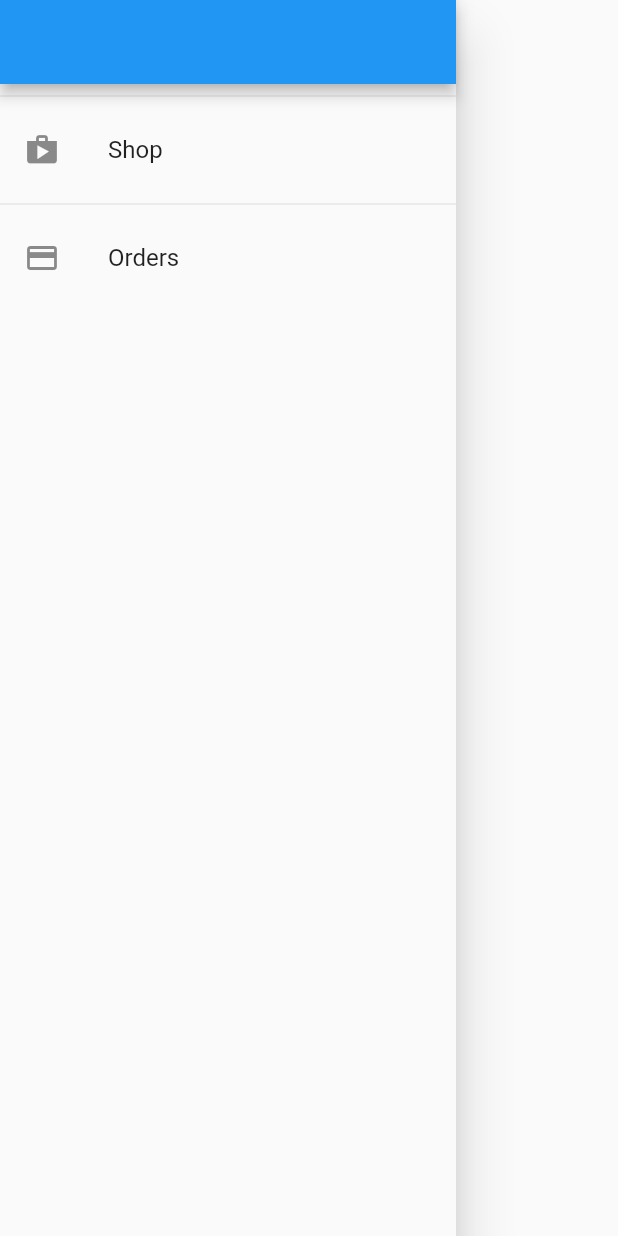
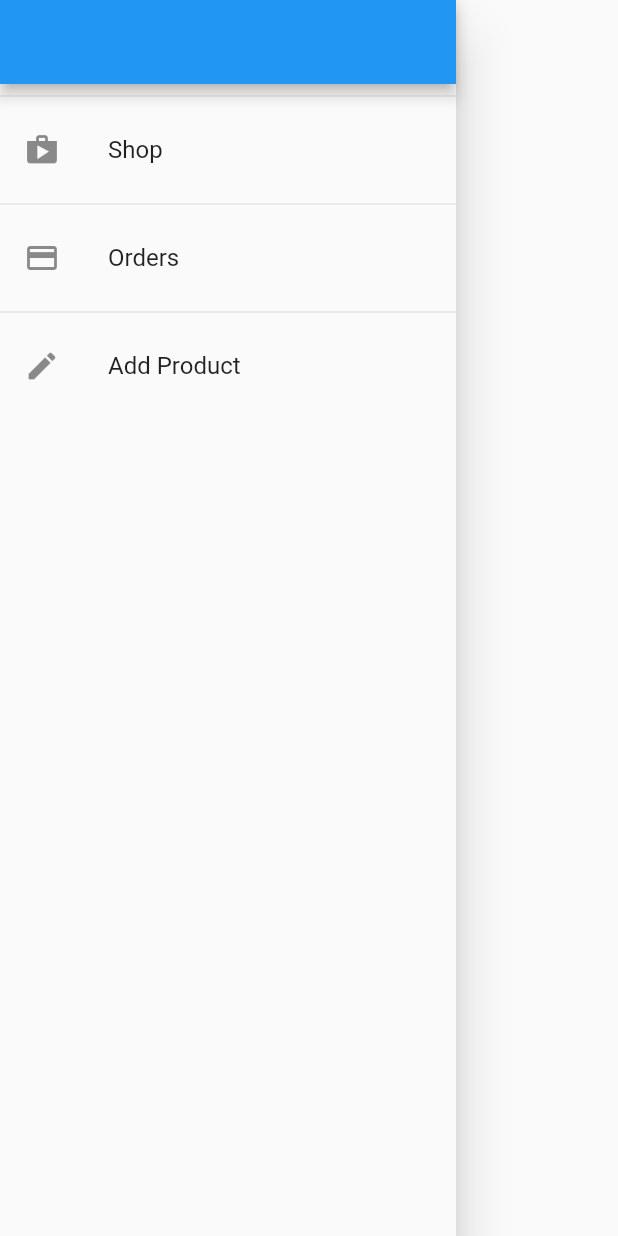
Before and after one commit to DevDaisy-lab/myeshop, a Flutter app: the AppDrawer widget shown alone on an empty page, opened directly, on a phone screen of 412 x 824 dp. Run offline on Flutter 3.47's test engine with Material 2 defaults, Android fonts, the phone set to English and light mode, and no system bars; our stand-ins replace carousel_slider, firebase_core; accounts and stored records are empty; network calls fail.

```diff
--- a/lib/widgets/product/app_drawer.dart
+++ b/lib/widgets/product/app_drawer.dart
@@ -28,6 +28,14 @@ class AppDrawer extends StatelessWidget {
               Navigator.of(context).pushReplacementNamed('/orders');
             },
           ),
+          Divider(),
+          ListTile(
+            leading: Icon(Icons.edit),
+            title: Text('Add Product'),
+            onTap: () {
+              Navigator.of(context).pushReplacementNamed('/edit-product');
+            },
+          ),
         ],
       ),
     );
--- a/lib/widgets/product/product_item.dart
+++ b/lib/widgets/product/product_item.dart
@@ -44,10 +44,10 @@ class ProductItem extends StatelessWidget {
                       ),
                       onPressed: () {
                         cart.addItem(
-                          product.id,
-                          product.price,
-                          product.title,
-                          product.imageUrl,
+                          product.id!,
+                          product.price!,
+                          product.title!,
+                          product.imageUrl!,
                         );
                         Scaffold.of(context).hideCurrentSnackBar();
                         Scaffold.of(context).showSnackBar(
@@ -61,7 +61,7 @@ class ProductItem extends StatelessWidget {
                             action: SnackBarAction(
                               label: 'UNDO',
                               onPressed: () {
-                                cart.removeSingleItem(product.id);
+                                cart.removeSingleItem(product.id!);
                               },
                             ),
                           ),
@@ -86,14 +86,14 @@ class ProductItem extends StatelessWidget {
                   ],
                 ),
                 Hero(
-                  tag: product.id,
+                  tag: product.id!,
                   child: Container(
                     height: 55.0,
                     width: 55.0,
                     decoration: BoxDecoration(
                       image: DecorationImage(
                         image: NetworkImage(
-                          product.imageUrl,
+                          product.imageUrl!,
                         ),
                         fit: BoxFit.cover,
                       ),
@@ -104,7 +104,7 @@ class ProductItem extends StatelessWidget {
                   height: 2.0,
                 ),
                 Text(
-                  product.title,
+                  product.title!,
                   style: Theme.of(context).textTheme.headline5,
                   textAlign: TextAlign.center,
                 ),
```
Also changed, not shown: lib/screens/edit_product_screen.dart (+12 -10 lines), lib/screens/product_detail_screen.dart (+4 -4 lines).
